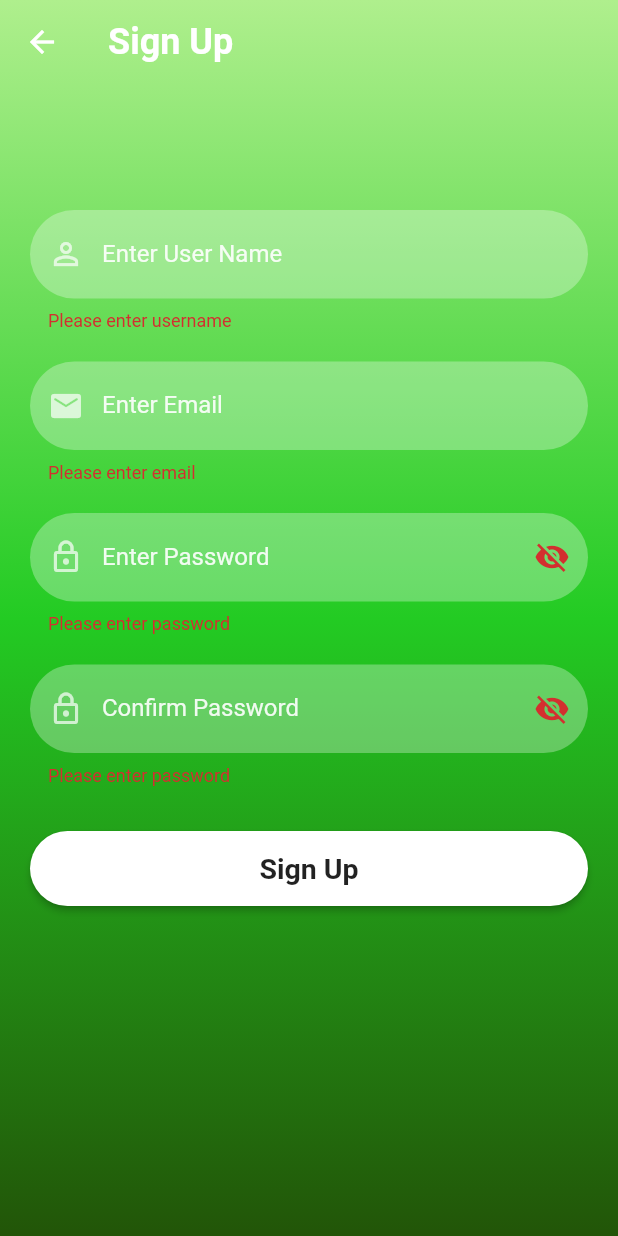
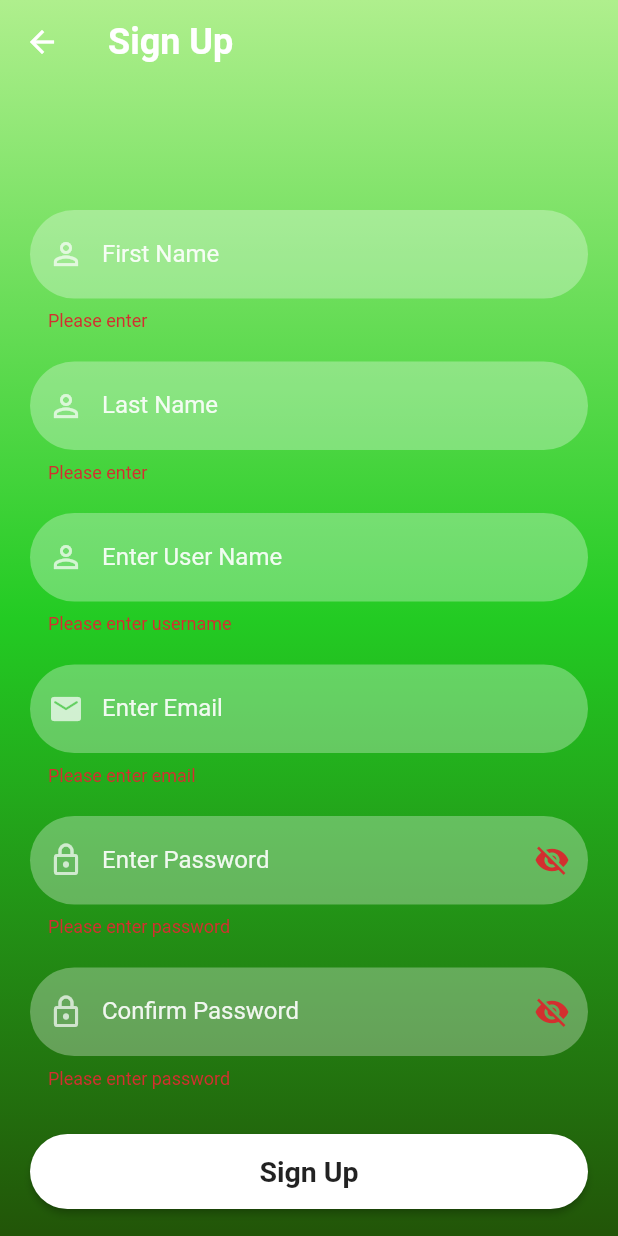
Before and after one commit to billzhao1030/Urban-Forest, a Flutter app: the SignUpView screen opened directly, after a tap on "Sign Up", on a phone screen of 412 x 824 dp. Run offline on Flutter 3.47's test engine with Material 2 defaults, Android fonts, the phone set to English and light mode, and no system bars; our stand-ins replace animated_splash_screen, cloud_firestore, firebase_auth, firebase_core, geolocator, image_picker and 1 more; accounts and stored records are empty.

Commit message:
sign up user profile add

```diff
--- a/lib/reusable_widgets/reusable_wiget.dart
+++ b/lib/reusable_widgets/reusable_wiget.dart
@@ -26,6 +26,7 @@ class FormTextBox extends StatefulWidget {
     required this.isUserName,
     required this.isPasswordType,
     required this.controller,
+    this.nameField
   }) : super(key: key);
 
   final TextEditingController controller;
@@ -33,6 +34,7 @@ class FormTextBox extends StatefulWidget {
   final IconData icon;
   final bool isUserName;
   final bool isPasswordType;
+  final bool? nameField;
 
   @override
   State<FormTextBox> createState() => _FormTextBoxState();
@@ -92,7 +94,11 @@ class _FormTextBoxState extends State<FormTextBox> {
               : TextInputType.emailAddress,
 
           validator: (value) {
-            return validateAccount(value, widget.isPasswordType, widget.isUserName);
+            if (widget.nameField == null) {
+              return validateAccount(value, widget.isPasswordType, widget.isUserName);
+            } else {
+              return validateName(value);
+            }
           },
         ),
       ],
--- a/lib/utils/string_validate.dart
+++ b/lib/utils/string_validate.dart
@@ -40,4 +40,10 @@ extension ValidateString on String {
     final phoneRegExp = RegExp(r"^0[0-9]{9}$");
     return phoneRegExp.hasMatch(this);
   }
+
+  // judge if the string is a valid first or last name
+  bool get isValidName{
+    final nameRegExp = RegExp(r"^([A-Za-z- ])+$");
+    return nameRegExp.hasMatch(this);
+  }
 }
--- a/lib/view/sign_up.dart
+++ b/lib/view/sign_up.dart
@@ -21,6 +21,9 @@ class _SignUpViewState extends State<SignUpView> {
   final TextEditingController _emailTextController = TextEditingController();
   final TextEditingController _userNameTextController = TextEditingController();
   final TextEditingController _confirmPasswordTextController = TextEditingController();
+
+  final TextEditingController _firstNameTextController = TextEditingController();
+  final TextEditingController _lastNameTextController = TextEditingController();
 
   final _formKey = GlobalKey<FormState>(); // for validation
 
@@ -62,6 +65,32 @@ class _SignUpViewState extends State<SignUpView> {
               key: _formKey,
               child: Column(
                 children: <Widget>[
+                  const SizedBox(
+                    height: 20,
+                  ),
+
+                  // first name
+                  FormTextBox(
+                    labelText: "First Name",
+                    icon: Icons.person_outline,
+                    isUserName: true,
+                    isPasswordType: false,
+                    controller: _firstNameTextController,
+                    nameField: true,
+                  ),
+                  const SizedBox(
+                    height: 20,
+                  ),
+
+                  // last name
+                  FormTextBox(
+                    labelText: "Last Name",
+                    icon: Icons.person_outline,
+                    isUserName: true,
+                    isPasswordType: false,
+                    controller: _lastNameTextController,
+                    nameField: true,
+                  ),
                   const SizedBox(
                     height: 20,
                   ),
@@ -128,7 +157,11 @@ class _SignUpViewState extends State<SignUpView> {
                           Navigator.push(
                             context,
                             MaterialPageRoute(
-                              builder: (context) => const VerifyEmail()
+                              builder: (context) => VerifyEmail(
+                                userName: _userNameTextController.text.trim(),
+                                lastName: _lastNameTextController.text.trim(),
+                                firstName: _firstNameTextController.text.trim()
+                              )
                             )
                           );
                           firebaseLoading(false);
--- a/lib/view_model/form_validation.dart
+++ b/lib/view_model/form_validation.dart
@@ -28,3 +28,13 @@ String? validateAccount(String? value, bool isPasswordType, bool isUserName) {
 
   return null;
 }
+
+String? validateName(String? value) {
+  if (value == null || value.isEmpty) {
+    return "Please enter";
+  } else if (!value.isValidName) {
+    return "Invalid name, please contain only letters, spaces and -";
+  }
+
+  return null;
+}
```
Also changed, not shown: lib/view/verify_email.dart (+20 -3 lines).
